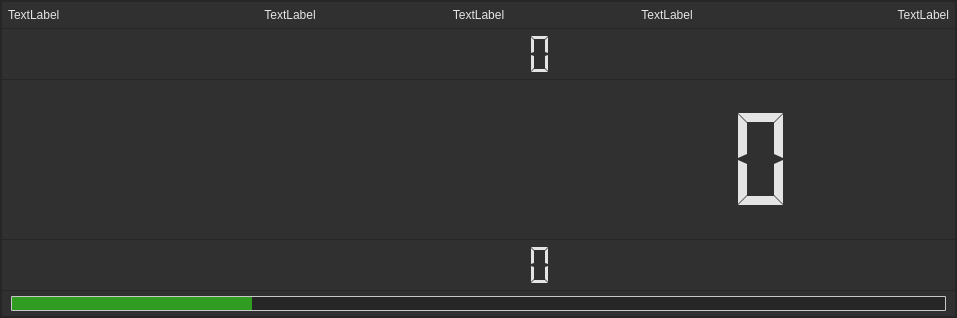
This is LEO_sniffy/GUI/widgetdisplay.ui in jirik09/Sniffy as Qt 5 draws it before an edit. The edited form follows.
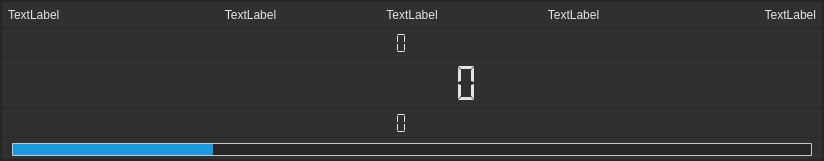
This is the edited form.

Commit message: Widget Display small adds

What changed in the file:
```diff
--- a/LEO_sniffy/GUI/widgetdisplay.ui
+++ b/LEO_sniffy/GUI/widgetdisplay.ui
@@ -6,12 +6,12 @@
    <rect>
     <x>0</x>
     <y>0</y>
-    <width>957</width>
-    <height>318</height>
+    <width>824</width>
+    <height>161</height>
    </rect>
   </property>
   <property name="sizePolicy">
-   <sizepolicy hsizetype="Preferred" vsizetype="Expanding">
+   <sizepolicy hsizetype="Expanding" vsizetype="Expanding">
     <horstretch>0</horstretch>
     <verstretch>0</verstretch>
    </sizepolicy>
@@ -130,7 +130,7 @@
 color: rgb(228, 228, 228);
 }</string>
            </property>
-           <layout class="QHBoxLayout" name="horizontalLayout_2">
+           <layout class="QHBoxLayout" name="horizontalLayout_labelArea">
             <property name="spacing">
              <number>0</number>
             </property>
@@ -364,7 +364,7 @@
            <property name="minimumSize">
             <size>
              <width>0</width>
-             <height>25</height>
+             <height>50</height>
             </size>
            </property>
            <property name="styleSheet">
@@ -563,6 +563,24 @@
            <property name="minimumSize">
             <size>
              <width>0</width>
+             <height>4</height>
+            </size>
+           </property>
+           <property name="maximumSize">
+            <size>
+             <width>16777215</width>
+             <height>26</height>
+            </size>
+           </property>
+           <property name="sizeIncrement">
+            <size>
+             <width>0</width>
+             <height>0</height>
+            </size>
+           </property>
+           <property name="baseSize">
+            <size>
+             <width>0</width>
              <height>0</height>
             </size>
            </property>
@@ -571,37 +589,52 @@
 background-color: rgb(48, 48, 48);
 }</string>
            </property>
-           <layout class="QVBoxLayout" name="verticalLayout_2">
+           <layout class="QHBoxLayout" name="horizontalLayout_2">
             <property name="spacing">
              <number>6</number>
             </property>
+            <property name="leftMargin">
+             <number>10</number>
+            </property>
             <property name="topMargin">
              <number>5</number>
             </property>
             <property name="rightMargin">
-             <number>9</number>
+             <number>10</number>
             </property>
             <property name="bottomMargin">
-             <number>5</number>
+             <number>3</number>
             </property>
             <item>
              <widget class="QProgressBar" name="progressBar">
               <property name="sizePolicy">
-               <sizepolicy hsizetype="Expanding" vsizetype="Preferred">
+               <sizepolicy hsizetype="Expanding" vsizetype="Expanding">
                 <horstretch>0</horstretch>
-                <verstretch>0</verstretch>
+                <verstretch>4</verstretch>
                </sizepolicy>
               </property>
               <property name="minimumSize">
                <size>
                 <width>0</width>
-                <height>5</height>
+                <height>4</height>
                </size>
               </property>
               <property name="maximumSize">
                <size>
                 <width>16777215</width>
-                <height>15</height>
+                <height>14</height>
+               </size>
+              </property>
+              <property name="sizeIncrement">
+               <size>
+                <width>0</width>
+                <height>0</height>
+               </size>
+              </property>
+              <property name="baseSize">
+               <size>
+                <width>0</width>
+                <height>0</height>
                </size>
               </property>
               <property name="font">
@@ -620,7 +653,7 @@
 }
 
 QProgressBar::chunk {
-    background-color: rgb(49, 156, 34);
+    background-color: rgb(24, 154, 224);
     width: 20px;
 }</string>
               </property>
```
Left out of the diff: 4 changed lines with no effect on the pictures. The commit also changes 2 other files.
